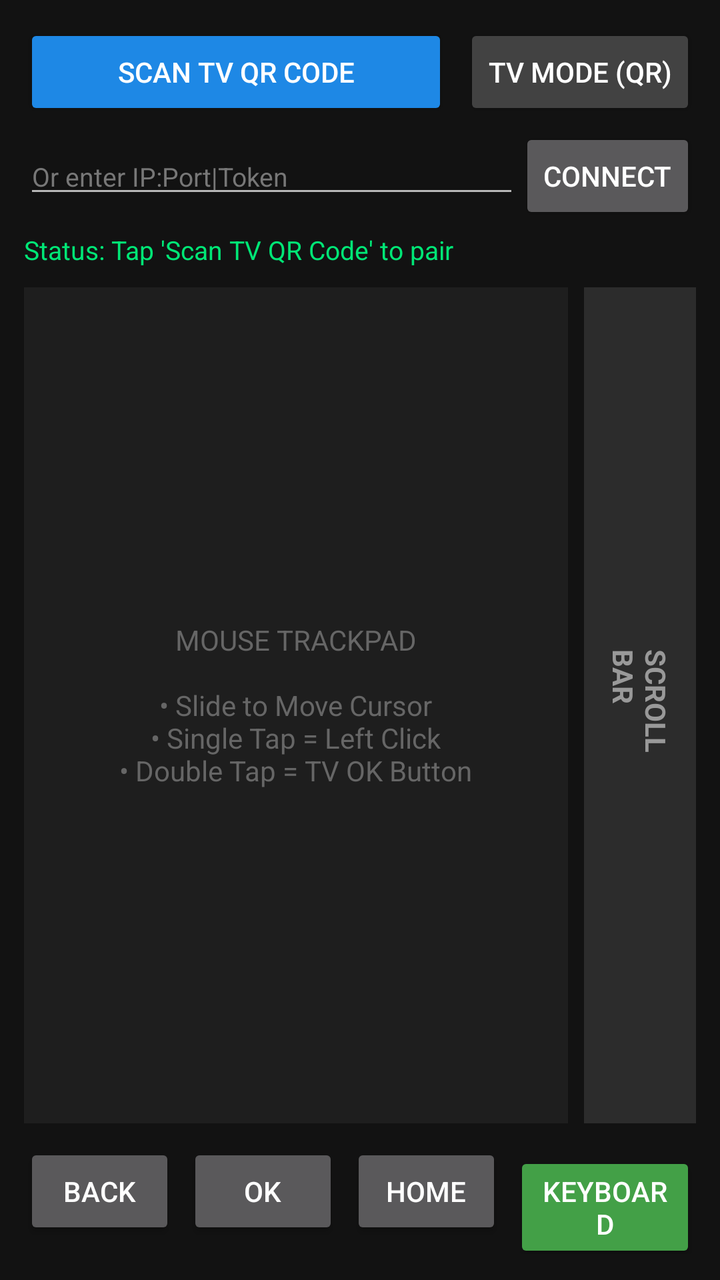
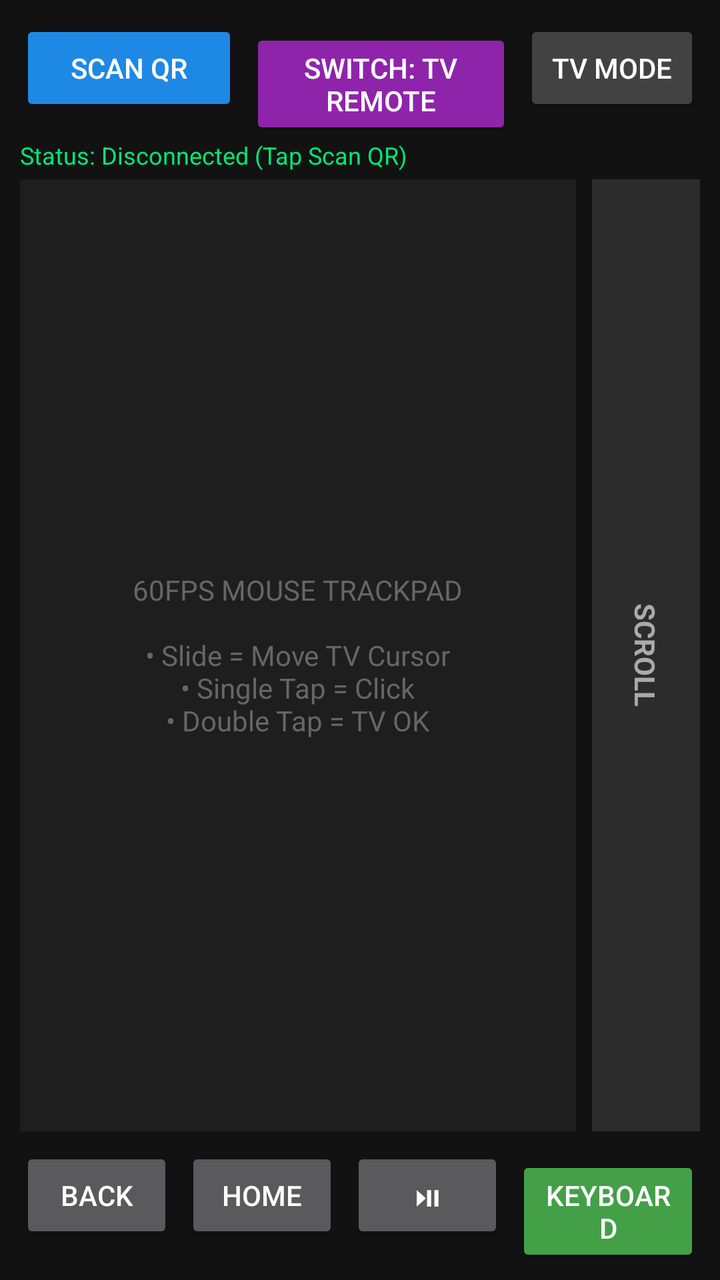

The first picture is an Android layout as it rendered before a commit; the second is the same layout after the commit. The layout source and the unified diff follow.
<!-- AndroidManifest.xml: application theme Theme.AppCompat.NoActionBar -->
<!-- res/layout/activity_main.xml -->
<?xml version="1.0" encoding="utf-8"?>
<LinearLayout xmlns:android="http://schemas.android.com/apk/res/android"
    android:layout_width="match_parent"
    android:layout_height="match_parent"
    android:orientation="vertical"
    android:background="#121212"
    android:padding="12dp">

    
    <LinearLayout
        android:layout_width="match_parent"
        android:layout_height="wrap_content"
        android:orientation="horizontal">

        <Button
            android:id="@+id/btnScanQr"
            android:layout_width="0dp"
            android:layout_height="wrap_content"
            android:layout_weight="1"
            android:backgroundTint="#1E88E5"
            android:textColor="#FFFFFF"
            android:text="Scan TV QR Code" />

        <Button
            android:id="@+id/btnOpenTvMode"
            android:layout_width="wrap_content"
            android:layout_height="wrap_content"
            android:layout_marginStart="8dp"
            android:backgroundTint="#424242"
            android:textColor="#FFFFFF"
            android:text="TV Mode (QR)" />
    </LinearLayout>

    
    <LinearLayout
        android:layout_width="match_parent"
        android:layout_height="wrap_content"
        android:orientation="horizontal"
        android:layout_marginTop="4dp">

        <EditText
            android:id="@+id/etManualIp"
            android:layout_width="0dp"
            android:layout_height="wrap_content"
            android:layout_weight="1"
            android:hint="Or enter IP:Port|Token"
            android:textColor="#FFFFFF"
            android:textColorHint="#777777"
            android:textSize="13sp"
            android:singleLine="true" />

        <Button
            android:id="@+id/btnManualConnect"
            android:layout_width="wrap_content"
            android:layout_height="wrap_content"
            android:text="Connect" />
    </LinearLayout>

    <TextView
        android:id="@+id/tvStatus"
        android:layout_width="match_parent"
        android:layout_height="wrap_content"
        android:text="Status: Tap 'Scan TV QR Code' to pair"
        android:textColor="#00E676"
        android:textSize="13sp"
        android:paddingVertical="4dp" />

    
    <LinearLayout
        android:layout_width="match_parent"
        android:layout_height="0dp"
        android:layout_weight="1"
        android:orientation="horizontal"
        android:layout_marginTop="6dp">

        
        <FrameLayout
            android:id="@+id/trackpadArea"
            android:layout_width="0dp"
            android:layout_height="match_parent"
            android:layout_weight="1"
            android:background="#1E1E1E">

            <TextView
                android:layout_width="wrap_content"
                android:layout_height="wrap_content"
                android:layout_gravity="center"
                android:gravity="center"
                android:text="MOUSE TRACKPAD\n\n• Slide to Move Cursor\n• Single Tap = Left Click\n• Double Tap = TV OK Button"
                android:textColor="#666666"
                android:textSize="14sp" />
        </FrameLayout>

        
        <FrameLayout
            android:id="@+id/scrollBarArea"
            android:layout_width="56dp"
            android:layout_height="match_parent"
            android:layout_marginStart="8dp"
            android:background="#2C2C2C">

            <TextView
                android:layout_width="wrap_content"
                android:layout_height="wrap_content"
                android:layout_gravity="center"
                android:rotation="90"
                android:text="SCROLL BAR"
                android:textColor="#999999"
                android:textStyle="bold" />
        </FrameLayout>
    </LinearLayout>

    
    <LinearLayout
        android:layout_width="match_parent"
        android:layout_height="wrap_content"
        android:orientation="horizontal"
        android:layout_marginTop="10dp">

        <Button
            android:id="@+id/btnBack"
            android:layout_width="0dp"
            android:layout_height="wrap_content"
            android:layout_weight="1"
            android:text="Back" />

        <Button
            android:id="@+id/btnOk"
            android:layout_width="0dp"
            android:layout_height="wrap_content"
            android:layout_weight="1"
            android:layout_marginHorizontal="6dp"
            android:text="OK" />

        <Button
            android:id="@+id/btnHome"
            android:layout_width="0dp"
            android:layout_height="wrap_content"
            android:layout_weight="1"
            android:layout_marginEnd="6dp"
            android:text="Home" />

        <Button
            android:id="@+id/btnKeyboard"
            android:layout_width="0dp"
            android:layout_height="wrap_content"
            android:layout_weight="1.2"
            android:backgroundTint="#43A047"
            android:textColor="#FFFFFF"
            android:text="Keyboard" />
    </LinearLayout>

    
    <EditText
        android:id="@+id/etHiddenKeyboard"
        android:layout_width="1dp"
        android:layout_height="1dp"
        android:alpha="0"
        android:inputType="textNoSuggestions" />
</LinearLayout>
<!-- resources referenced by this layout -->
<resources>

</resources>

<!-- the commit's change to res/layout/activity_main.xml (unified diff, before → after) -->
@@ -4,7 +4,7 @@
     android:layout_height="match_parent"
     android:orientation="vertical"
     android:background="#121212"
-    android:padding="12dp">
+    android:padding="10dp">
 
     
     <LinearLayout
@@ -19,61 +19,45 @@
             android:layout_weight="1"
             android:backgroundTint="#1E88E5"
             android:textColor="#FFFFFF"
-            android:text="Scan TV QR Code" />
+            android:text="Scan QR" />
+
+        <Button
+            android:id="@+id/btnToggleView"
+            android:layout_width="0dp"
+            android:layout_height="wrap_content"
+            android:layout_weight="1.2"
+            android:layout_marginHorizontal="6dp"
+            android:backgroundTint="#8E24AA"
+            android:textColor="#FFFFFF"
+            android:text="Switch: TV Remote" />
 
         <Button
             android:id="@+id/btnOpenTvMode"
             android:layout_width="wrap_content"
             android:layout_height="wrap_content"
-            android:layout_marginStart="8dp"
             android:backgroundTint="#424242"
             android:textColor="#FFFFFF"
-            android:text="TV Mode (QR)" />
-    </LinearLayout>
-
-    
-    <LinearLayout
-        android:layout_width="match_parent"
-        android:layout_height="wrap_content"
-        android:orientation="horizontal"
-        android:layout_marginTop="4dp">
-
-        <EditText
-            android:id="@+id/etManualIp"
-            android:layout_width="0dp"
-            android:layout_height="wrap_content"
-            android:layout_weight="1"
-            android:hint="Or enter IP:Port|Token"
-            android:textColor="#FFFFFF"
-            android:textColorHint="#777777"
-            android:textSize="13sp"
-            android:singleLine="true" />
-
-        <Button
-            android:id="@+id/btnManualConnect"
-            android:layout_width="wrap_content"
-            android:layout_height="wrap_content"
-            android:text="Connect" />
+            android:text="TV Mode" />
     </LinearLayout>
 
     <TextView
         android:id="@+id/tvStatus"
         android:layout_width="match_parent"
         android:layout_height="wrap_content"
-        android:text="Status: Tap 'Scan TV QR Code' to pair"
+        android:text="Status: Disconnected (Tap Scan QR)"
         android:textColor="#00E676"
-        android:textSize="13sp"
+        android:textSize="12sp"
         android:paddingVertical="4dp" />
 
     
     <LinearLayout
+        android:id="@+id/layoutMousePad"
         android:layout_width="match_parent"
         android:layout_height="0dp"
         android:layout_weight="1"
         android:orientation="horizontal"
-        android:layout_marginTop="6dp">
+        android:visibility="visible">
 
-        
         <FrameLayout
             android:id="@+id/trackpadArea"
             android:layout_width="0dp"
@@ -86,15 +70,13 @@
                 android:layout_height="wrap_content"
                 android:layout_gravity="center"
                 android:gravity="center"
-                android:text="MOUSE TRACKPAD\n\n• Slide to Move Cursor\n• Single Tap = Left Click\n• Double Tap = TV OK Button"
-                android:textColor="#666666"
-                android:textSize="14sp" />
+                android:text="60FPS MOUSE TRACKPAD\n\n• Slide = Move TV Cursor\n• Single Tap = Click\n• Double Tap = TV OK"
+                android:textColor="#666666" />
         </FrameLayout>
 
-        
         <FrameLayout
             android:id="@+id/scrollBarArea"
-            android:layout_width="56dp"
+            android:layout_width="54dp"
             android:layout_height="match_parent"
             android:layout_marginStart="8dp"
             android:background="#2C2C2C">
@@ -104,10 +86,57 @@
                 android:layout_height="wrap_content"
                 android:layout_gravity="center"
                 android:rotation="90"
-                android:text="SCROLL BAR"
-                android:textColor="#999999"
+                android:text="SCROLL"
+                android:textColor="#AAAAAA"
                 android:textStyle="bold" />
         </FrameLayout>
+    </LinearLayout>
+
+    
+    <LinearLayout
+        android:id="@+id/layoutTvRemote"
+        android:layout_width="match_parent"
+        android:layout_height="0dp"
+        android:layout_weight="1"
+        android:orientation="vertical"
+        android:gravity="center"
+        android:background="#1A1A1A"
+        android:padding="12dp"
+        android:visibility="gone">
+
+        
+        <LinearLayout
+            android:layout_width="match_parent"
+            android:layout_height="wrap_content"
+            android:orientation="horizontal">
+            <Button android:id="@+id/btnPower" android:layout_width="0dp" android:layout_height="wrap_content" android:layout_weight="1" android:backgroundTint="#D32F2F" android:textColor="#FFF" android:text="Power" />
+            <Button android:id="@+id/btnMute" android:layout_width="0dp" android:layout_height="wrap_content" android:layout_weight="1" android:layout_marginHorizontal="8dp" android:text="Mute" />
+            <Button android:id="@+id/btnMenu" android:layout_width="0dp" android:layout_height="wrap_content" android:layout_weight="1" android:text="Menu" />
+        </LinearLayout>
+
+        
+        <Button android:id="@+id/btnDpadUp" android:layout_width="110dp" android:layout_height="56dp" android:layout_marginTop="16dp" android:text="▲ UP" />
+        <LinearLayout
+            android:layout_width="wrap_content"
+            android:layout_height="wrap_content"
+            android:orientation="horizontal"
+            android:layout_marginVertical="6dp">
+            <Button android:id="@+id/btnDpadLeft" android:layout_width="100dp" android:layout_height="56dp" android:text="◀ LEFT" />
+            <Button android:id="@+id/btnDpadCenter" android:layout_width="90dp" android:layout_height="56dp" android:layout_marginHorizontal="8dp" android:backgroundTint="#1E88E5" android:textColor="#FFF" android:text="OK" />
+            <Button android:id="@+id/btnDpadRight" android:layout_width="100dp" android:layout_height="56dp" android:text="RIGHT ▶" />
+        </LinearLayout>
+        <Button android:id="@+id/btnDpadDown" android:layout_width="110dp" android:layout_height="56dp" android:layout_marginBottom="16dp" android:text="▼ DOWN" />
+
+        
+        <LinearLayout
+            android:layout_width="match_parent"
+            android:layout_height="wrap_content"
+            android:orientation="horizontal">
+            <Button android:id="@+id/btnVolDown" android:layout_width="0dp" android:layout_height="wrap_content" android:layout_weight="1" android:text="Vol -" />
+            <Button android:id="@+id/btnVolUp" android:layout_width="0dp" android:layout_height="wrap_content" android:layout_weight="1" android:layout_marginHorizontal="6dp" android:text="Vol +" />
+            <Button android:id="@+id/btnChDown" android:layout_width="0dp" android:layout_height="wrap_content" android:layout_weight="1" android:layout_marginEnd="6dp" android:text="CH -" />
+            <Button android:id="@+id/btnChUp" android:layout_width="0dp" android:layout_height="wrap_content" android:layout_weight="1" android:text="CH +" />
+        </LinearLayout>
     </LinearLayout>
 
     
@@ -115,42 +144,14 @@
         android:layout_width="match_parent"
         android:layout_height="wrap_content"
         android:orientation="horizontal"
-        android:layout_marginTop="10dp">
+        android:layout_marginTop="8dp">
 
-        <Button
-            android:id="@+id/btnBack"
-            android:layout_width="0dp"
-            android:layout_height="wrap_content"
-            android:layout_weight="1"
-            android:text="Back" />
-
-        <Button
-            android:id="@+id/btnOk"
-            android:layout_width="0dp"
-            android:layout_height="wrap_content"
-            android:layout_weight="1"
-            android:layout_marginHorizontal="6dp"
-            android:text="OK" />
-
-        <Button
-            android:id="@+id/btnHome"
-            android:layout_width="0dp"
-            android:layout_height="wrap_content"
-            android:layout_weight="1"
-            android:layout_marginEnd="6dp"
-            android:text="Home" />
-
-        <Button
-            android:id="@+id/btnKeyboard"
-            android:layout_width="0dp"
-            android:layout_height="wrap_content"
-            android:layout_weight="1.2"
-            android:backgroundTint="#43A047"
-            android:textColor="#FFFFFF"
-            android:text="Keyboard" />
+        <Button android:id="@+id/btnBack" android:layout_width="0dp" android:layout_height="wrap_content" android:layout_weight="1" android:text="Back" />
+        <Button android:id="@+id/btnHome" android:layout_width="0dp" android:layout_height="wrap_content" android:layout_weight="1" android:layout_marginHorizontal="6dp" android:text="Home" />
+        <Button android:id="@+id/btnPlayPause" android:layout_width="0dp" android:layout_height="wrap_content" android:layout_weight="1" android:layout_marginEnd="6dp" android:text="⏯" />
+        <Button android:id="@+id/btnKeyboard" android:layout_width="0dp" android:layout_height="wrap_content" android:layout_weight="1.2" android:backgroundTint="#43A047" android:textColor="#FFFFFF" android:text="Keyboard" />
     </LinearLayout>
 
-    
     <EditText
         android:id="@+id/etHiddenKeyboard"
         android:layout_width="1dp"
